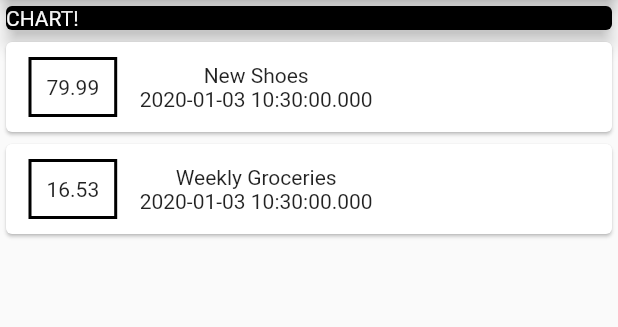
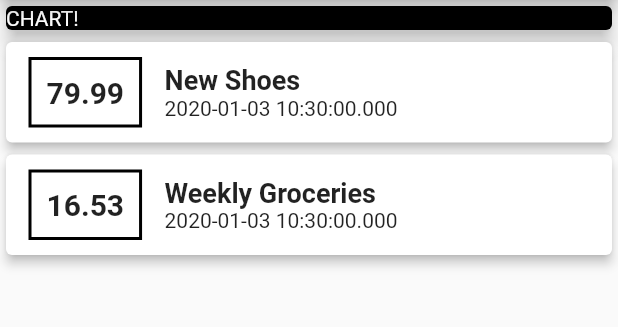
Before and after one commit to gleich/PersonalExpensesApp, a Flutter app: the screen it shows after launch, on a phone screen of 412 x 824 dp, the part 84-411 px from its top. Run offline on Flutter 3.47's test engine with Material 2 defaults, Android fonts, the phone set to English and light mode, and no system bars.

Commit message:
Style internals of card

```diff
--- a/lib/coreWidgets/transactionCard.dart
+++ b/lib/coreWidgets/transactionCard.dart
@@ -9,6 +9,7 @@ class TranactionCard extends StatelessWidget {
   @override
   Widget build(BuildContext context) {
     return Card(
+      elevation: 3,
       child: Row(
         children: <Widget>[
           Container(
@@ -17,10 +18,26 @@ class TranactionCard extends StatelessWidget {
               border: Border.all(color: Colors.black, width: 2),
             ),
             padding: EdgeInsets.all(10),
-            child: Text(tx.amount.toString()),
+            child: Text(
+              tx.amount.toString(),
+              style: TextStyle(
+                fontWeight: FontWeight.bold,
+                fontSize: 20,
+              ),
+            ),
           ),
           Column(
-            children: <Widget>[Text(tx.title), Text(tx.date.toString())],
+            crossAxisAlignment: CrossAxisAlignment.start,
+            children: <Widget>[
+              Text(
+                tx.title,
+                style: TextStyle(
+                  fontSize: 18,
+                  fontWeight: FontWeight.bold
+                ),
+              ),
+              Text(tx.date.toString())
+            ],
           )
         ],
       ),
```
